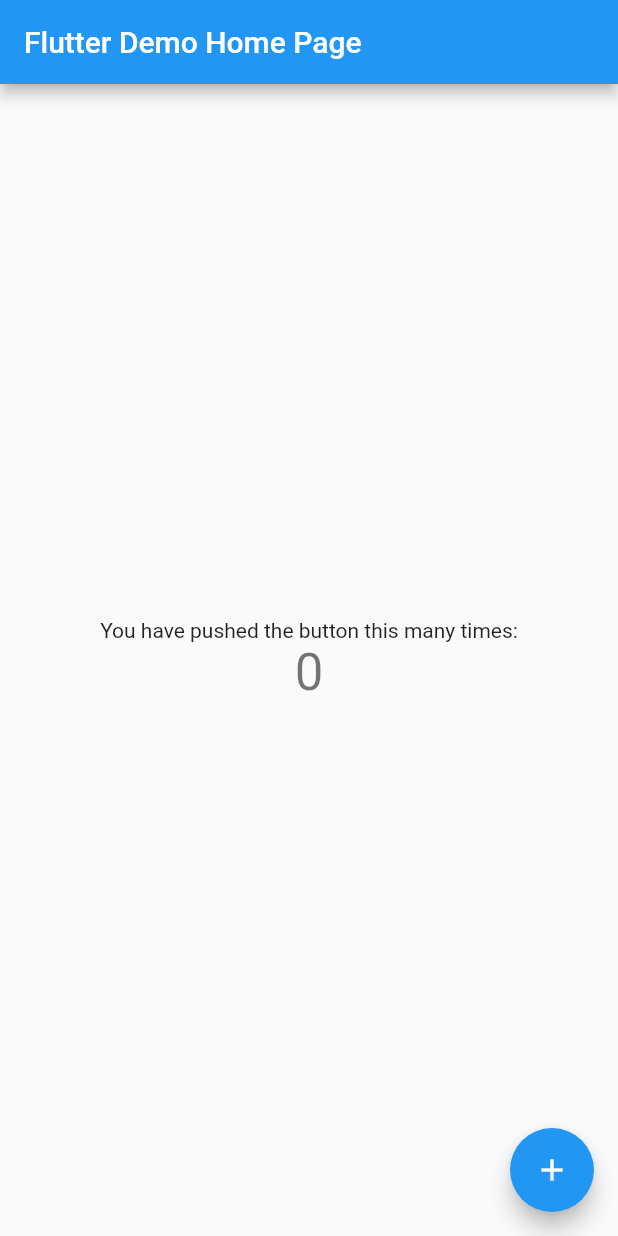
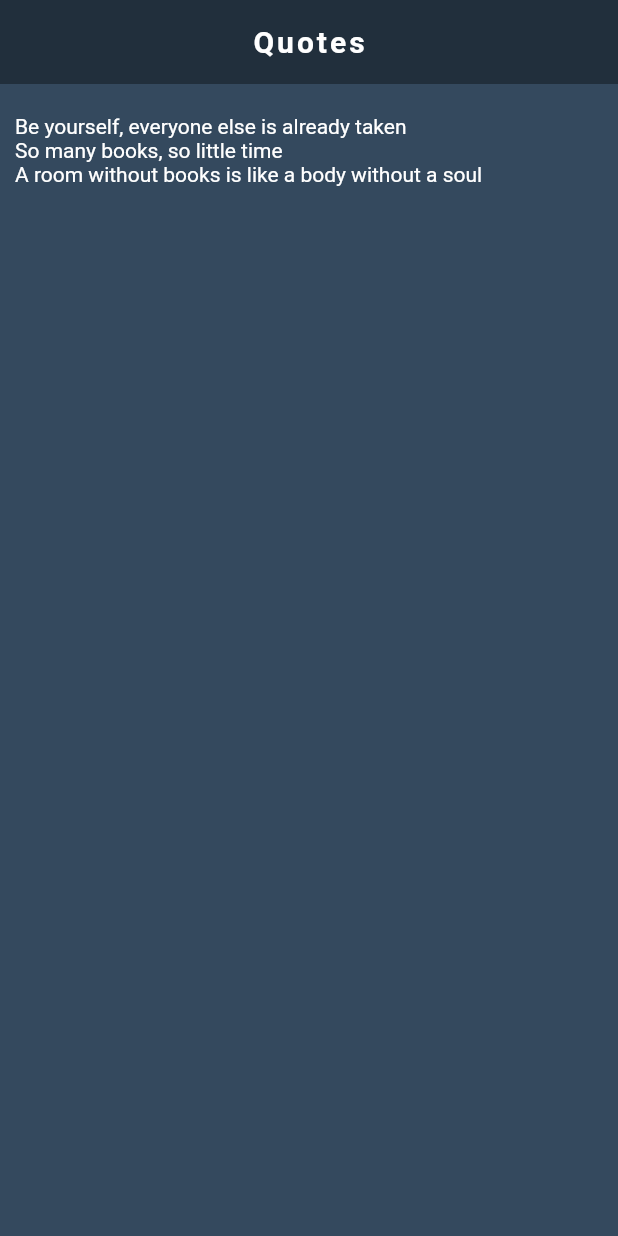
Before and after one commit to sachinthadilshandisanayaka/flutter-practice, a Flutter app: the screen it shows after launch, on a phone screen of 412 x 824 dp. Run offline on Flutter 3.47's test engine with Material 2 defaults, Android fonts, the phone set to English and light mode, and no system bars.

Commit message:
add list display functions

```diff
--- a/lib/main.dart
+++ b/lib/main.dart
@@ -1,117 +1,61 @@
+import 'dart:ui';
+
 import 'package:flutter/material.dart';
 
 void main() {
-  runApp(MyApp());
+  runApp(MaterialApp(
+    home: Quotes(),
+  ));
 }
 
-class MyApp extends StatelessWidget {
-  // This widget is the root of your application.
+class Quotes extends StatefulWidget {
+  Quotes({Key key}) : super(key: key);
+
+  @override
+  _QuotesState createState() => _QuotesState();
+}
+
+class _QuotesState extends State<Quotes> {
+  List<String> quotes = [
+    'Be yourself, everyone else is already taken',
+    'So many books, so little time',
+    'A room without books is like a body without a soul'
+  ];
+
   @override
   Widget build(BuildContext context) {
-    return MaterialApp(
-      title: 'Flutter Demo',
-      theme: ThemeData(
-        // This is the theme of your application.
-        //
-        // Try running your application with "flutter run". You'll see the
-        // application has a blue toolbar. Then, without quitting the app, try
-        // changing the primarySwatch below to Colors.green and then invoke
-        // "hot reload" (press "r" in the console where you ran "flutter run",
-        // or simply save your changes to "hot reload" in a Flutter IDE).
-        // Notice that the counter didn't reset back to zero; the application
-        // is not restarted.
-        primarySwatch: Colors.blue,
-        // This makes the visual density adapt to the platform that you run
-        // the app on. For desktop platforms, the controls will be smaller and
-        // closer together (more dense) than on mobile platforms.
-        visualDensity: VisualDensity.adaptivePlatformDensity,
+    return Scaffold(
+      backgroundColor: Color.fromRGBO(52, 73, 94, 1.0),
+      appBar: AppBar(
+        title: Text(
+          'Quotes',
+          style: TextStyle(
+            letterSpacing: 2.0,
+            fontSize: 20.0,
+            fontWeight: FontWeight.bold,
+          ),
+        ),
+        elevation: 0.0,
+        centerTitle: true,
+        backgroundColor: Color.fromRGBO(33, 47, 60, 1.0),
       ),
-      home: MyHomePage(title: 'Flutter Demo Home Page'),
+      body: Padding(
+        padding: EdgeInsets.fromLTRB(10, 20, 10, 0),
+        child: Column(
+          crossAxisAlignment: CrossAxisAlignment.start,
+          // children: <Widget>[
+
+          // ],
+          children: quotes.map((quote) {
+            return Text(
+              quote,
+              style: TextStyle(
+                color: Colors.white,
+              ),
+            );
+          }).toList(),
+        ),
+      ),
     );
   }
 }
-
-class MyHomePage extends StatefulWidget {
-  MyHomePage({Key key, this.title}) : super(key: key);
-
-  // This widget is the home page of your application. It is stateful, meaning
-  // that it has a State object (defined below) that contains fields that affect
-  // how it looks.
-
-  // This class is the configuration for the state. It holds the values (in this
-  // case the title) provided by the parent (in this case the App widget) and
-  // used by the build method of the State. Fields in a Widget subclass are
-  // always marked "final".
-
-  final String title;
-
-  @override
-  _MyHomePageState createState() => _MyHomePageState();
-}
-
-class _MyHomePageState extends State<MyHomePage> {
-  int _counter = 0;
-
-  void _incrementCounter() {
-    setState(() {
-      // This call to setState tells the Flutter framework that something has
-      // changed in this State, which causes it to rerun the build method below
-      // so that the display can reflect the updated values. If we changed
-      // _counter without calling setState(), then the build method would not be
-      // called again, and so nothing would appear to happen.
-      _counter++;
-    });
-  }
-
-  @override
-  Widget build(BuildContext context) {
-    // This method is rerun every time setState is called, for instance as done
-    // by the _incrementCounter method above.
-    //
-    // The Flutter framework has been optimized to make rerunning build methods
-    // fast, so that you can just rebuild anything that needs updating rather
-    // than having to individually change instances of widgets.
-    return Scaffold(
-      appBar: AppBar(
-        // Here we take the value from the MyHomePage object that was created by
-        // the App.build method, and use it to set our appbar title.
-        title: Text(widget.title),
-      ),
-      body: Center(
-        // Center is a layout widget. It takes a single child and positions it
-        // in the middle of the parent.
-        child: Column(
-          // Column is also a layout widget. It takes a list of children and
-          // arranges them vertically. By default, it sizes itself to fit its
-          // children horizontally, and tries to be as tall as its parent.
-          //
-          // Invoke "debug painting" (press "p" in the console, choose the
-          // "Toggle Debug Paint" action from the Flutter Inspector in Android
-          // Studio, or the "Toggle Debug Paint" command in Visual Studio Code)
-          // to see the wireframe for each widget.
-          //
-          // Column has various properties to control how it sizes itself and
-          // how it positions its children. Here we use mainAxisAlignment to
-          // center the children vertically; the main axis here is the vertical
-          // axis because Columns are vertical (the cross axis would be
-          // horizontal).
-          mainAxisAlignment: MainAxisAlignment.center,
-          children: <Widget>[
-            Text(
-              'You have pushed the button this many times:',
-            ),
-            Text(
-              '$_counter',
-              style: Theme.of(context).textTheme.headline4,
-            ),
-          ],
-        ),
-      ),
-      floatingActionButton: FloatingActionButton(
-        onPressed: _incrementCounter,
-        tooltip: 'Increment',
-        child: Icon(Icons.add),
-      ), // This trailing comma makes auto-formatting nicer for build methods.
-    );
-  }
-}
```
Also changed, not shown: 1 other file.
